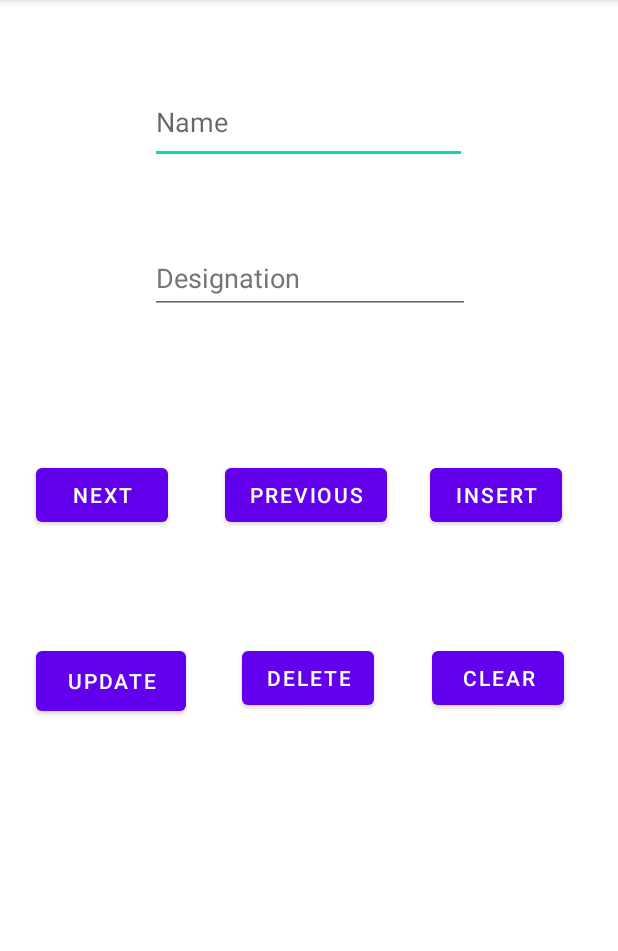
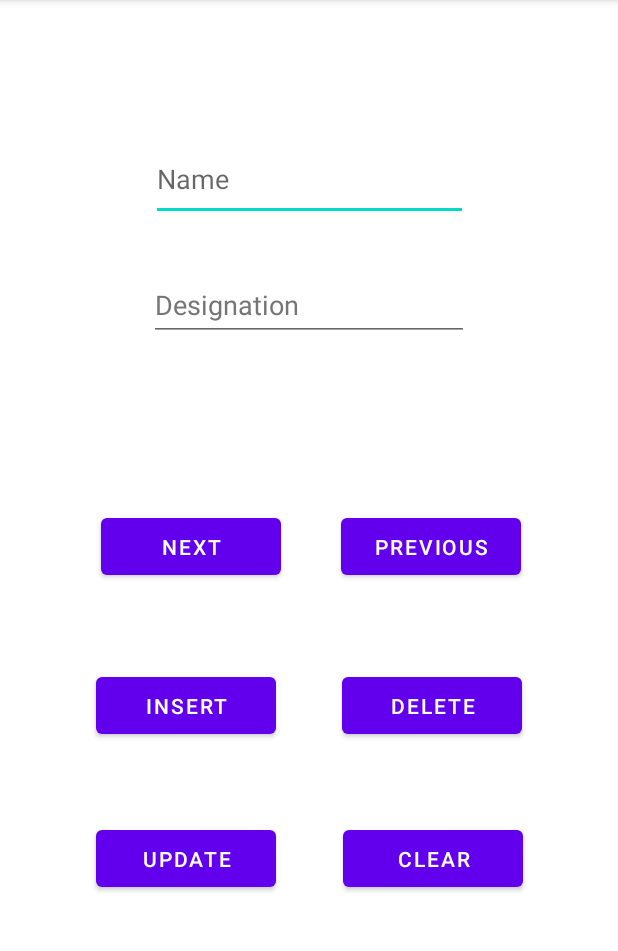
Before and after one commit to ashishpanchal8498/ContentProvider, an Android app: the screen it shows after launch (MainActivity), on a phone screen of 412 x 824 dp, the part 84-1035 px from its top. Run offline under Robolectric (Android 15) with nearby library versions, the phone set to English and light mode, and no system bars.

Commit message:
Updated UI Layout & logic.

```diff
--- a/app/src/main/java/com/example/contentprovider/Helper.kt
+++ b/app/src/main/java/com/example/contentprovider/Helper.kt
@@ -7,9 +7,9 @@ import android.database.sqlite.SQLiteOpenHelper
 class Helper(context: Context?) : SQLiteOpenHelper(context,"ADB",null,1) {
     override fun onCreate(db: SQLiteDatabase?) {
         db?.execSQL("CREATE TABLE ATABLE(ID INTEGER PRIMARY KEY AUTOINCREMENT, NAME TEXT, DESIGNATION TEXT)")
-        db?.execSQL("INSERT INTO ATABLE(NAME,DESIGNATION) VALUES('VISHAL','AOSP Developer')")
-        db?.execSQL("INSERT INTO ATABLE(NAME,DESIGNATION) VALUES('ASHISH','AOSP Intern Developer')")
-    }
+        db?.execSQL("INSERT INTO ATABLE(NAME,DESIGNATION) VALUES('Ashish Panchal','Android Developer')")
+        db?.execSQL("INSERT INTO ATABLE(NAME,DESIGNATION) VALUES('Ashmi Prajapati','QA Tester')")
+            }
 
     override fun onUpgrade(p0: SQLiteDatabase?, p1: Int, p2: Int) {
           }
--- a/app/src/main/java/com/example/contentprovider/MainActivity.kt
+++ b/app/src/main/java/com/example/contentprovider/MainActivity.kt
@@ -18,7 +18,7 @@ class MainActivity : AppCompatActivity() {
 
         val buttonNext: Button = findViewById(R.id.buttonNext)
         val buttonPrevious: Button = findViewById(R.id.buttonPrevious)
-        val buttonInsert: Button = findViewById(R.id.buttonInsert)
+        val buttonInsert: Button = findViewById(R.id.button)
         val buttonUpdate: Button = findViewById(R.id.buttonUpdate)
         val buttonDelete: Button = findViewById(R.id.buttonDelete)
         val buttonClear: Button = findViewById(R.id.buttonClear)
--- a/app/src/main/res/layout/activity_main.xml
+++ b/app/src/main/res/layout/activity_main.xml
@@ -10,12 +10,12 @@
         android:id="@+id/editTextName"
         android:layout_width="211dp"
         android:layout_height="55dp"
-        android:layout_marginStart="100dp"
-        android:layout_marginTop="54dp"
+        android:layout_marginTop="92dp"
         android:autofillHints=""
         android:ems="10"
         android:hint="@string/name"
         android:inputType="textPersonName"
+        app:layout_constraintEnd_toEndOf="parent"
         app:layout_constraintStart_toStartOf="parent"
         app:layout_constraintTop_toTopOf="parent" />
 
@@ -23,80 +23,78 @@
         android:id="@+id/editTextDesignation"
         android:layout_width="wrap_content"
         android:layout_height="wrap_content"
-        android:layout_marginStart="100dp"
-        android:layout_marginTop="161dp"
+        android:layout_marginTop="32dp"
         android:autofillHints=""
         android:ems="10"
         android:hint="@string/designation"
         android:inputType="textPersonName"
         android:minHeight="48dp"
         android:textColorHint="#757575"
+        app:layout_constraintEnd_toEndOf="parent"
         app:layout_constraintStart_toStartOf="parent"
-        app:layout_constraintTop_toTopOf="parent" />
+        app:layout_constraintTop_toBottomOf="@+id/editTextName" />
 
     <Button
         android:id="@+id/buttonNext"
-        android:layout_width="wrap_content"
-        android:layout_height="wrap_content"
-        android:layout_marginStart="24dp"
-        android:layout_marginTop="306dp"
+        android:layout_width="120dp"
+        android:layout_height="50dp"
+        android:layout_marginStart="67dp"
+        android:layout_marginTop="112dp"
         android:text="@string/next"
         app:layout_constraintStart_toStartOf="parent"
-        app:layout_constraintTop_toTopOf="parent" />
+        app:layout_constraintTop_toBottomOf="@+id/editTextDesignation" />
+
+    <Button
+        android:id="@+id/buttonUpdate"
+        android:layout_width="120dp"
+        android:layout_height="50dp"
+        android:layout_marginStart="64dp"
+        android:layout_marginTop="52dp"
+        android:text="@string/update"
+        app:layout_constraintStart_toStartOf="parent"
+        app:layout_constraintTop_toBottomOf="@+id/button" />
+
+    <Button
+        android:id="@+id/buttonClear"
+        android:layout_width="120dp"
+        android:layout_height="50dp"
+        android:layout_marginStart="44dp"
+        android:layout_marginTop="52dp"
+        android:text="@string/clear"
+        app:layout_constraintEnd_toEndOf="parent"
+        app:layout_constraintHorizontal_bias="0.015"
+        app:layout_constraintStart_toEndOf="@+id/buttonUpdate"
+        app:layout_constraintTop_toBottomOf="@+id/buttonDelete" />
+
+    <Button
+        android:id="@+id/buttonDelete"
+        android:layout_width="120dp"
+        android:layout_height="50dp"
+        android:layout_marginStart="44dp"
+        android:layout_marginTop="56dp"
+        android:text="@string/delete"
+        app:layout_constraintStart_toEndOf="@+id/button"
+        app:layout_constraintTop_toBottomOf="@+id/buttonPrevious" />
+
+    <Button
+        android:id="@+id/button"
+        android:layout_width="120dp"
+        android:layout_height="50dp"
+        android:layout_marginStart="64dp"
+        android:layout_marginTop="56dp"
+        android:text="@string/insert"
+        app:layout_constraintStart_toStartOf="parent"
+        app:layout_constraintTop_toBottomOf="@+id/buttonNext" />
 
     <Button
         android:id="@+id/buttonPrevious"
-        android:layout_width="wrap_content"
-        android:layout_height="wrap_content"
-        android:layout_marginStart="149dp"
-        android:layout_marginTop="306dp"
-        android:layout_marginEnd="154dp"
+        android:layout_width="120dp"
+        android:layout_height="50dp"
+        android:layout_marginStart="40dp"
+        android:layout_marginTop="112dp"
         android:text="@string/previous"
-        app:layout_constraintEnd_toEndOf="parent"
-        app:layout_constraintStart_toStartOf="parent"
-        app:layout_constraintTop_toTopOf="parent" />
-
-    <Button
-        android:id="@+id/buttonInsert"
-        android:layout_width="wrap_content"
-        android:layout_height="wrap_content"
-        android:layout_marginTop="306dp"
-        android:layout_marginEnd="37dp"
-        android:text="@string/insert"
-        app:layout_constraintEnd_toEndOf="parent"
-        app:layout_constraintTop_toTopOf="parent" />
-
-    <Button
-        android:id="@+id/buttonUpdate"
-        android:layout_width="100dp"
-        android:layout_height="52dp"
-        android:layout_marginStart="24dp"
-        android:layout_marginBottom="288dp"
-        android:text="@string/update"
-        app:layout_constraintBottom_toBottomOf="parent"
-        app:layout_constraintStart_toStartOf="parent" />
-
-    <Button
-        android:id="@+id/buttonDelete"
-        android:layout_width="wrap_content"
-        android:layout_height="wrap_content"
-        android:layout_marginStart="160dp"
-        android:layout_marginEnd="161dp"
-        android:layout_marginBottom="292dp"
-        android:text="@string/delete"
-        app:layout_constraintBottom_toBottomOf="parent"
-        app:layout_constraintEnd_toEndOf="parent"
-        app:layout_constraintStart_toStartOf="parent" />
-
-    <Button
-        android:id="@+id/buttonClear"
-        android:layout_width="wrap_content"
-        android:layout_height="wrap_content"
-        android:layout_marginEnd="36dp"
-        android:layout_marginBottom="292dp"
-        android:text="@string/clear"
-        app:layout_constraintBottom_toBottomOf="parent"
-        app:layout_constraintEnd_toEndOf="parent" />
+        app:layout_constraintStart_toEndOf="@+id/buttonNext"
+        app:layout_constraintTop_toBottomOf="@+id/editTextDesignation" />
 
 
 </androidx.constraintlayout.widget.ConstraintLayout>
```
